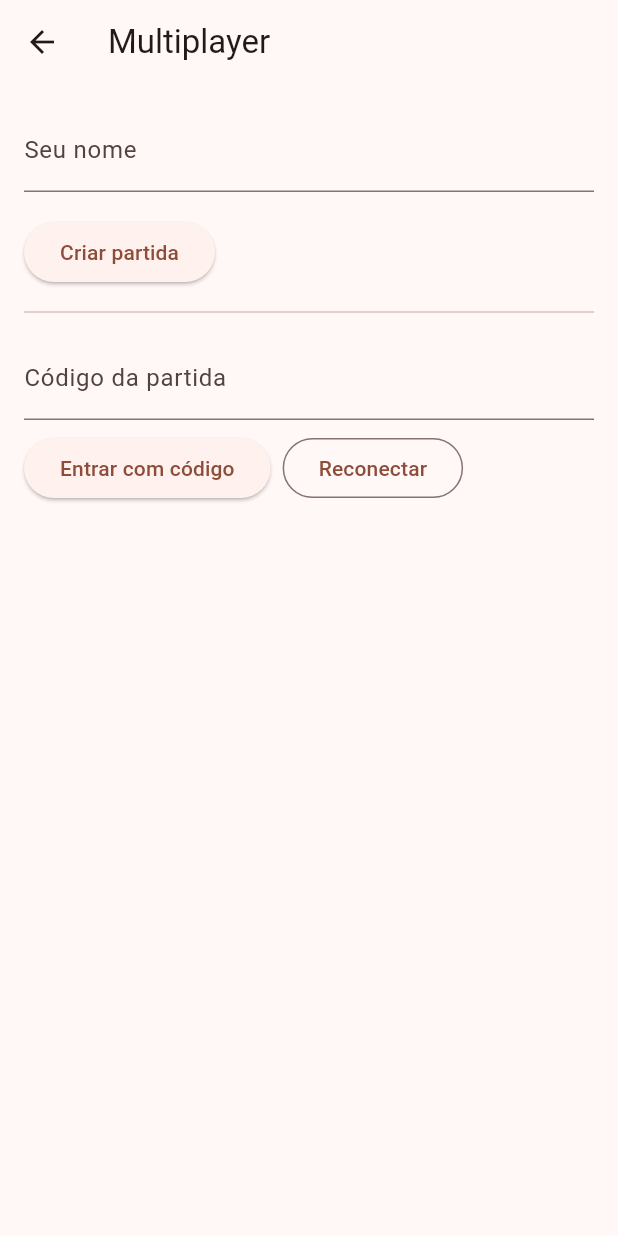
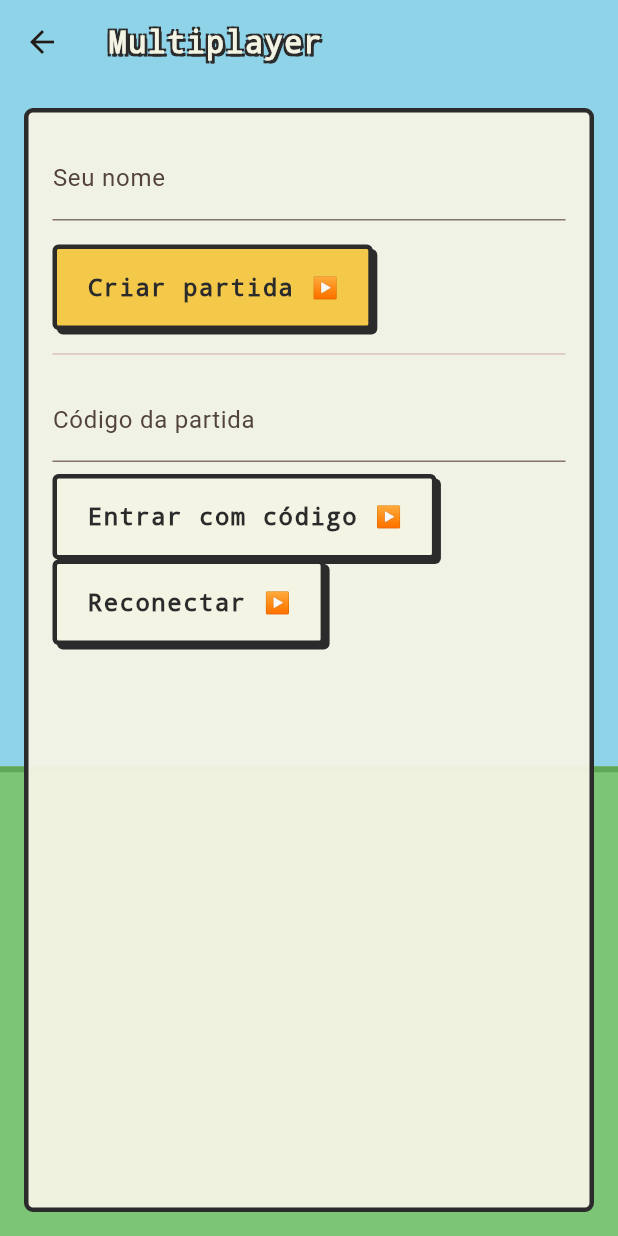
Before and after one commit to MarlonFer77/jogo-elementos, a Flutter app: the MultiplayerLobbyScreen screen opened directly, on a phone screen of 412 x 824 dp. Run offline on Flutter 3.47's test engine with Material 3 defaults, Android fonts, the phone set to English and light mode, and no system bars; missing offline and left inert: flame.

Commit message:
Veste MultiplayerLobbyScreen no estilo pixel art (fundo, título, botões)
Co-Authored-By: Claude Sonnet 5 <noreply@anthropic.com>

```diff
--- a/app/lib/ui/multiplayer_lobby_screen.dart
+++ b/app/lib/ui/multiplayer_lobby_screen.dart
@@ -4,6 +4,10 @@ import '../game_domain/multiplayer_client.dart';
 import '../game_domain/multiplayer_config.dart';
 import '../game_domain/multiplayer_exception.dart';
 import '../game_domain/multiplayer_match.dart';
+import '../game_presentation/pixel_arena_background.dart';
+import '../game_presentation/pixel_content_panel.dart';
+import '../game_presentation/pixel_menu_button.dart';
+import '../game_presentation/pixel_outlined_text.dart';
 import 'multiplayer_battle_screen.dart';
 
 /// Entry point for Multiplayer (seção 11): create a match and share the
@@ -100,10 +104,19 @@ class _MultiplayerLobbyScreenState extends State<MultiplayerLobbyScreen> {
 
   @override
   Widget build(BuildContext context) {
-    return Scaffold(
-      appBar: AppBar(title: const Text('Multiplayer')),
+    return Stack(
+      children: [
+        Positioned.fill(child: CustomPaint(painter: ArenaBackdropPainter())),
+        Scaffold(
+          backgroundColor: Colors.transparent,
+          appBar: AppBar(
+            backgroundColor: Colors.transparent,
+            elevation: 0,
+            title: const PixelOutlinedText('Multiplayer', fontSize: 20),
+          ),
           body: Padding(
             padding: const EdgeInsets.all(16),
+            child: PixelContentPanel(
               child: Column(
                 crossAxisAlignment: CrossAxisAlignment.start,
                 children: [
@@ -112,9 +125,10 @@ class _MultiplayerLobbyScreenState extends State<MultiplayerLobbyScreen> {
                     decoration: const InputDecoration(labelText: 'Seu nome'),
                   ),
                   const SizedBox(height: 16),
-            ElevatedButton(
+                  PixelMenuButton(
+                    label: 'Criar partida',
+                    primary: true,
                     onPressed: _loading ? null : _create,
-              child: const Text('Criar partida'),
                   ),
                   const Divider(height: 32),
                   TextField(
@@ -125,13 +139,13 @@ class _MultiplayerLobbyScreenState extends State<MultiplayerLobbyScreen> {
                   Wrap(
                     spacing: 8,
                     children: [
-                ElevatedButton(
+                      PixelMenuButton(
+                        label: 'Entrar com código',
                         onPressed: _loading ? null : _join,
-                  child: const Text('Entrar com código'),
                       ),
-                OutlinedButton(
+                      PixelMenuButton(
+                        label: 'Reconectar',
                         onPressed: _loading ? null : _reconnect,
-                  child: const Text('Reconectar'),
                       ),
                     ],
                   ),
@@ -143,6 +157,9 @@ class _MultiplayerLobbyScreenState extends State<MultiplayerLobbyScreen> {
                 ],
               ),
             ),
+          ),
+        ),
+      ],
     );
   }
 }
```
Lines whose indentation alone changed are shown as unchanged.
